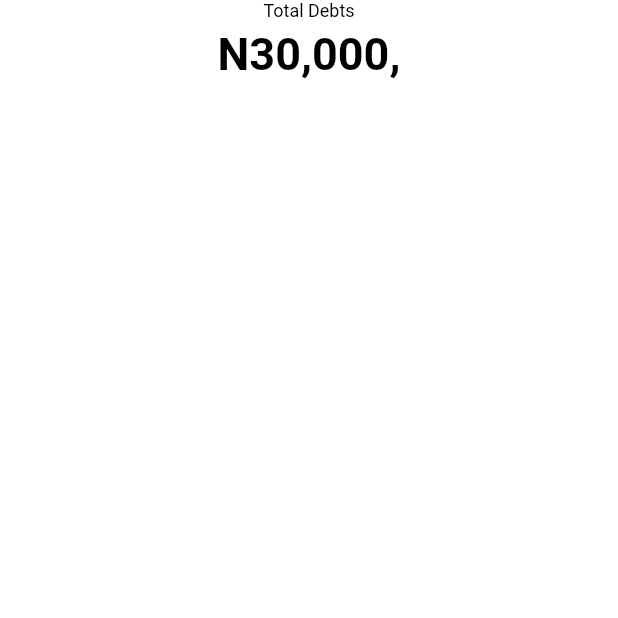
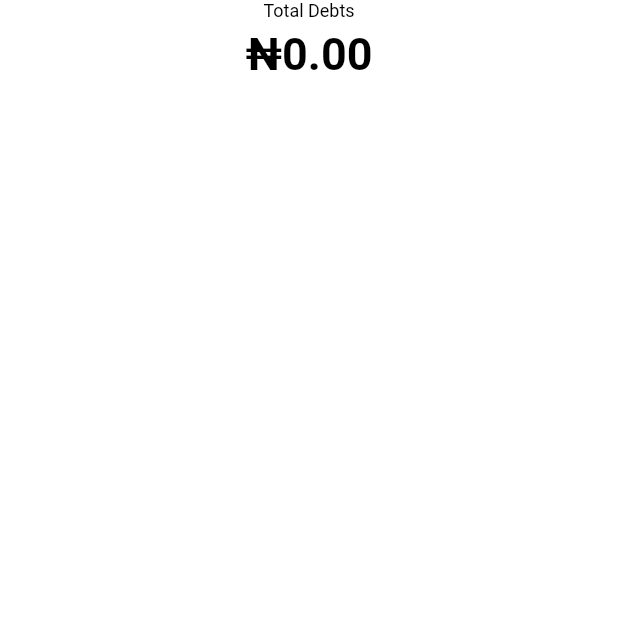
Before and after one commit to adolesamuel/dukka_finance, a Flutter app: the DebtorListPage screen opened directly, on a phone screen of 412 x 824 dp, the top half of it. Run offline on Flutter 3.47's test engine with Material 2 defaults, Android fonts, the phone set to English and light mode, and no system bars; our stand-ins replace cloud_firestore, connectivity_plus, dartz, firebase_auth, firebase_core, flutter_dotenv and 4 more; missing offline and left inert: fluttercontactpicker; accounts and stored records are empty; Roboto replaces fonts that are missing (Mulish).

Commit message:
list of debtors done

```diff
--- a/lib/features/debtors/app/page/list_of_debtors.dart
+++ b/lib/features/debtors/app/page/list_of_debtors.dart
@@ -6,6 +6,7 @@ import 'package:dukka_finance/routes.dart';
 import 'package:flutter/material.dart';
 import 'package:flutter_riverpod/flutter_riverpod.dart';
 import 'package:flutter_screenutil/flutter_screenutil.dart';
+import 'package:intl/intl.dart';
 
 class DebtorListPage extends ConsumerStatefulWidget {
   static const route = ScreenPaths.debtorsListScreen;
@@ -17,6 +18,7 @@ class DebtorListPage extends ConsumerStatefulWidget {
 
 class _DebtorListPageState extends ConsumerState<DebtorListPage> {
   final spacer = SizedBox(height: 5.0.h);
+  double sumOfDebts = 0;
 
   @override
   void initState() {
@@ -37,6 +39,9 @@ class _DebtorListPageState extends ConsumerState<DebtorListPage> {
           List<Debt> debtData = [];
           if (state is DebtListSuccess) {
             debtData = state.listOfDebts;
+            //updated sum of debts
+            sumOfDebts = debtData.fold(
+                0, (previousValue, element) => previousValue + element.amount);
           } else if (state is DebtListFailure) {
             AppSnackbar(
               context,
@@ -52,9 +57,10 @@ class _DebtorListPageState extends ConsumerState<DebtorListPage> {
                   children: [
                     const Text('Total Debts'),
                     spacer,
-                    const Text(
-                      'N30,000,',
-                      style: TextStyle(
+                    Text(
+                      NumberFormat.simpleCurrency(name: 'NGN').currencySymbol +
+                          sumOfDebts.toStringAsFixed(2),
+                      style: const TextStyle(
                         fontSize: 30,
                         fontWeight: FontWeight.bold,
                       ),
```
